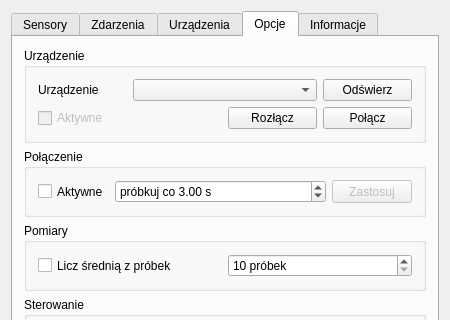
Kuszki/AVR-Sensors, file interface/mainwindow.ui: the form before one commit; both pictures show x 0 to 450 and y 0 to 320 of the 450 by 625 pixel window.
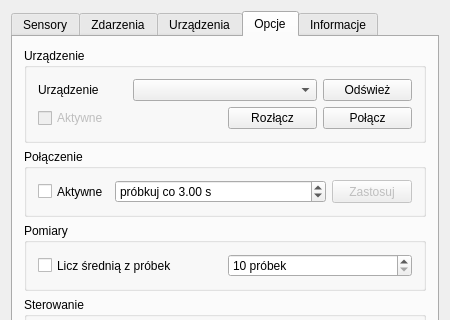
The form after the commit. The open tabs and pages were chosen to show the change. Icons and pictures are not drawn.

What changed in the file:
```diff
--- a/interface/mainwindow.ui
+++ b/interface/mainwindow.ui
@@ -168,7 +168,7 @@
               </sizepolicy>
              </property>
              <property name="text">
-              <string>Odświerz</string>
+              <string>Odśwież</string>
              </property>
             </widget>
            </item>
```
